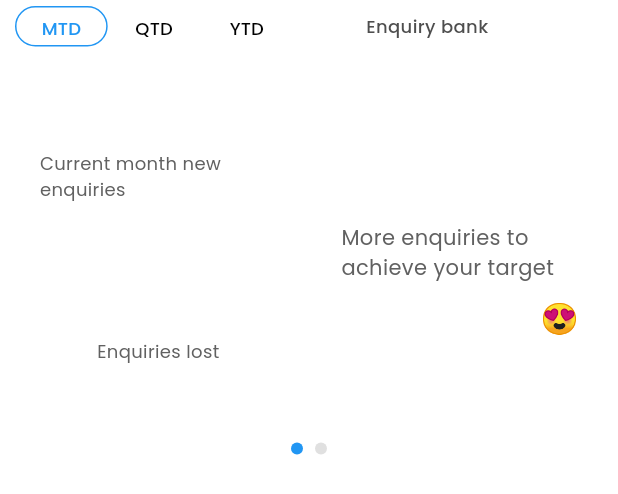
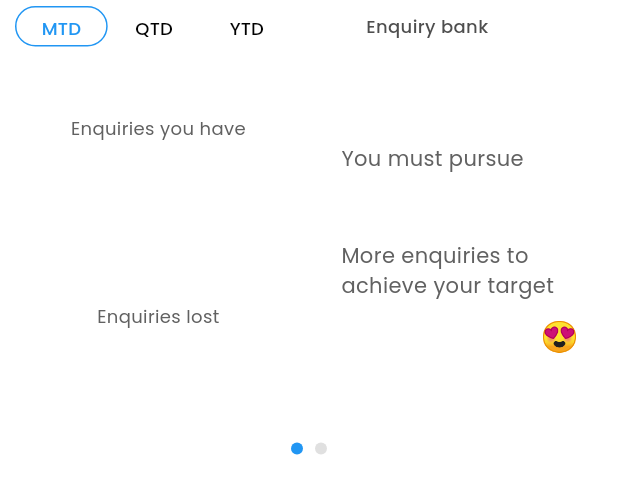
Before and after one commit to Saadansariii/smartassist_app, a Flutter app: the Leads widget shown alone on an empty page, opened directly with empty values, on a phone screen of 412 x 824 dp. Shown: the top 494 px of the screen. Run offline on Flutter 3.47's test engine with Material 3 defaults, Android fonts, the phone set to English and light mode, and no system bars; drawn by our look-alikes of smooth_page_indicator; our stand-ins replace animated_toggle_switch, camera, firebase_core, firebase_messaging, flutter_local_notifications, flutter_riverpod and 17 more; missing offline and left inert: call_log, dart:ffi, flutter_emoji, flutter_launcher_icons; accounts and stored records are empty; network calls fail.

Commit message:
working fine in this commit on everything

```diff
--- a/lib/widgets/home_btn.dart/leads.dart
+++ b/lib/widgets/home_btn.dart/leads.dart
@@ -152,7 +152,7 @@
                   Expanded(
                     child: _buildInfoCard1(
                       context,
-                      'Current month new enquiries',
+                      'Enquiries you have',
                       '${selectedData['totalEnquiries'] ?? 0}',
                       screenWidth,
                       Colors.green,
@@ -175,6 +175,7 @@
             Expanded(
               child: _buildRightInfoCard(
                 context,
+                'You must pursue',
                 'More enquiries to achieve your target',
                 '${selectedData['remainingEnquiries'] ?? 0}',
                 screenWidth,
@@ -225,7 +226,8 @@
           Expanded(
             child: _buildRightInfoCard2(
               context,
-              'Average Enquiry to order time',
+              'On an average, to take',
+              'to convert an enquiry to order',
               '${selectedData['avgEnquiry'] ?? 0} days',
               screenWidth,
             ),
@@ -331,6 +333,24 @@
           mainAxisAlignment: MainAxisAlignment.center,
           crossAxisAlignment: CrossAxisAlignment.center,
           children: [
+            Container(
+              decoration:
+                  BoxDecoration(border: Border.all(color: Colors.transparent)),
+              child: Expanded(
+                child: Text(
+                  title,
+                  softWrap: true,
+                  // textAlign: TextAlign.center,
+                  overflow: TextOverflow.ellipsis,
+                  maxLines: 4,
+                  style: GoogleFonts.poppins(
+                      fontSize: 12,
+                      fontWeight: FontWeight.w400,
+                      color: Colors.grey[700]),
+                ),
+              ),
+            ),
+            // const SizedBox(height: 5),
             Text(
               softWrap: true,
               overflow: TextOverflow.ellipsis,
@@ -340,20 +360,6 @@
               style: GoogleFonts.poppins(
                   fontSize: 24, fontWeight: FontWeight.w700, color: valueColor),
             ),
-            const SizedBox(height: 5),
-            Expanded(
-              child: Text(
-                title,
-                softWrap: true,
-                // textAlign: TextAlign.center,
-                overflow: TextOverflow.ellipsis,
-                maxLines: 4,
-                style: GoogleFonts.poppins(
-                    fontSize: 12,
-                    fontWeight: FontWeight.w400,
-                    color: Colors.grey[700]),
-              ),
-            ),
           ],
         ),
       ),
@@ -361,8 +367,8 @@
   }
 
   // Right Info Card
-  Widget _buildRightInfoCard(
-      BuildContext context, String title, String value, double screenWidth) {
+  Widget _buildRightInfoCard(BuildContext context, String title, String head,
+      String value, double screenWidth) {
     return Container(
       width: double.infinity,
       padding: EdgeInsets.all(screenWidth * 0.04),
@@ -374,6 +380,14 @@
         mainAxisAlignment: MainAxisAlignment.center,
         crossAxisAlignment: CrossAxisAlignment.start,
         children: [
+          const SizedBox(height: 5),
+          Text(
+            title,
+            style: GoogleFonts.poppins(
+                fontSize: 14,
+                fontWeight: FontWeight.w400,
+                color: Colors.grey[700]),
+          ),
           Text(
             value,
             style: GoogleFonts.inter(
@@ -381,7 +395,7 @@
           ),
           const SizedBox(height: 5),
           Text(
-            title,
+            head,
             style: GoogleFonts.poppins(
                 fontSize: 14,
                 fontWeight: FontWeight.w400,
@@ -400,8 +414,8 @@
     );
   }
 
-  Widget _buildRightInfoCard2(
-      BuildContext context, String title, String value, double screenWidth) {
+  Widget _buildRightInfoCard2(BuildContext context, String title, String head,
+      String value, double screenWidth) {
     return Container(
       width: double.infinity,
       padding: EdgeInsets.all(screenWidth * 0.04),
@@ -414,13 +428,21 @@
         crossAxisAlignment: CrossAxisAlignment.start,
         children: [
           Text(
+            title,
+            style: GoogleFonts.poppins(
+                fontSize: 14,
+                fontWeight: FontWeight.w400,
+                color: Colors.grey[700]),
+          ),
+          const SizedBox(height: 5),
+          Text(
             value,
             style: GoogleFonts.inter(
                 fontSize: 28, fontWeight: FontWeight.w700, color: Colors.blue),
           ),
           const SizedBox(height: 5),
           Text(
-            title,
+            head,
             style: GoogleFonts.poppins(
                 fontSize: 14,
                 fontWeight: FontWeight.w400,
--- a/lib/widgets/start_drive.dart
+++ b/lib/widgets/start_drive.dart
@@ -478,7 +478,7 @@
         _handleDriveEnded(totalDistance, _calculateDuration());
          Navigator.of(context).push(
           MaterialPageRoute(
-            builder: (context) => Feedbackscreen(leadId : widget.leadId),
+            builder: (context) => Feedbackscreen(leadId : widget.leadId, eventId: widget.eventId,),
           ),
         );
         // Navigator.push(context, MaterialPageRoute(builder: ))
```
Also changed, not shown: lib/widgets/feedback.dart (+90 -8 lines), lib/widgets/home_btn.dart/test_drive.dart (+50 -21 lines).
